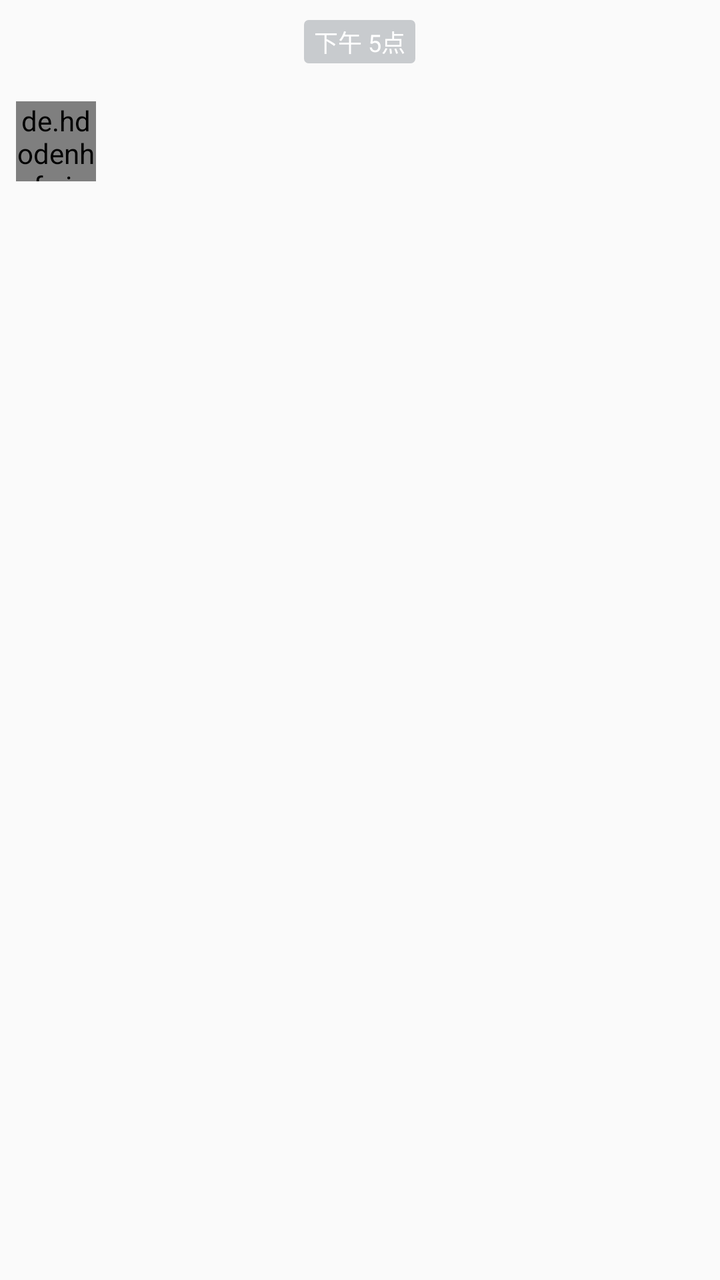
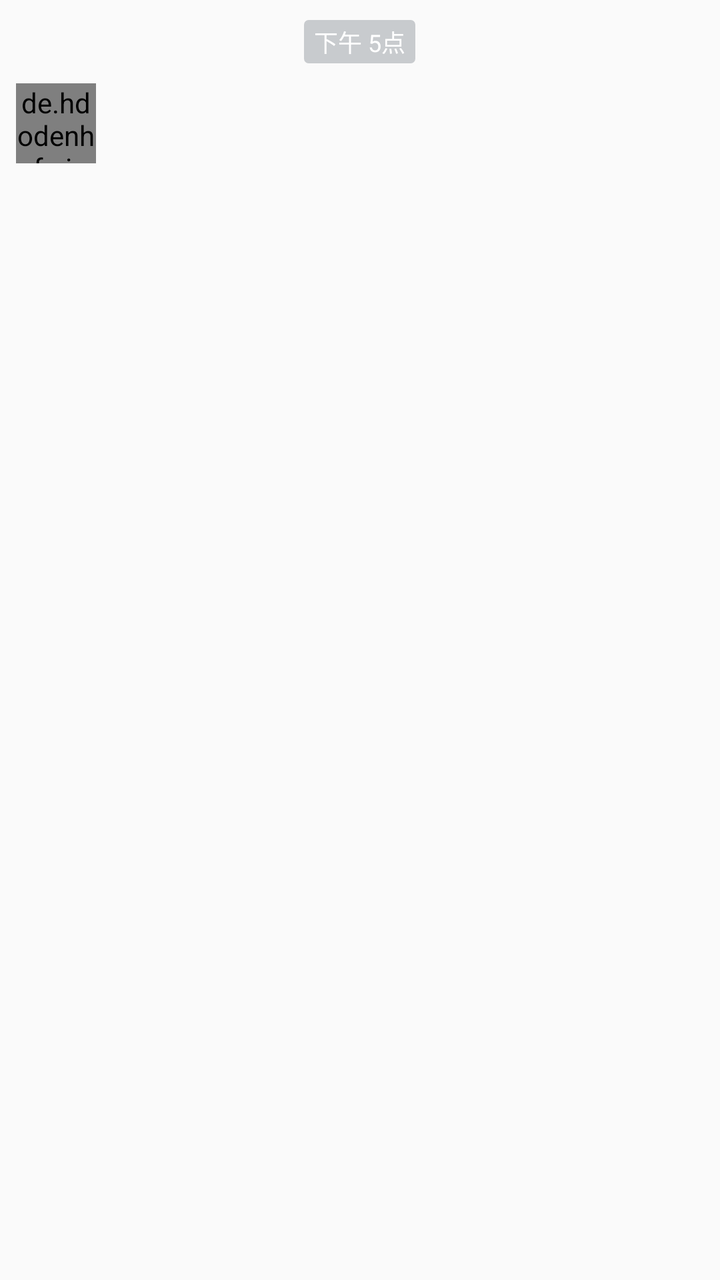

An Android layout rendered at two revisions. The XML below is the earlier revision; the diff shows what the commit changed to produce the second picture.
<!-- AndroidManifest.xml: application theme AppTheme -->
<!-- res/layout/conversation_item_message_container_receive.xml -->
<?xml version="1.0" encoding="utf-8"?>
<LinearLayout xmlns:android="http://schemas.android.com/apk/res/android"
    xmlns:tools="http://schemas.android.com/tools"
    android:id="@+id/messageRootLinearLayout"
    android:layout_width="match_parent"
    android:layout_height="wrap_content"
    android:orientation="vertical">

    

    <TextView
        android:id="@+id/timeTextView"
        android:layout_width="wrap_content"
        android:layout_height="wrap_content"
        android:layout_gravity="center_horizontal"
        android:layout_margin="10dp"
        android:background="@drawable/shape_notification_bg"
        android:gravity="center"
        android:paddingLeft="5dp"
        android:paddingTop="2dp"
        android:paddingRight="5dp"
        android:paddingBottom="2dp"
        android:text="下午 5点"
        android:textColor="#fff"
        android:textSize="12sp" />

    <LinearLayout
        android:layout_width="match_parent"
        android:layout_height="wrap_content"
        android:layout_gravity="left"
        android:orientation="horizontal"
        android:paddingLeft="5dp"
        android:paddingTop="5dp"
        android:paddingRight="5dp"
        android:paddingBottom="5dp">

        
        <include layout="@layout/include_avatar" />

        <LinearLayout
            android:layout_width="wrap_content"
            android:layout_height="wrap_content"
            android:orientation="vertical">

            

            <TextView
                android:id="@+id/nameTextView"
                android:layout_width="wrap_content"
                android:layout_height="wrap_content"
                android:layout_marginLeft="10dp"
                android:text="imndx"
                android:textColor="#666666"
                android:textSize="12sp"
                android:visibility="gone"
                tools:visibility="visible" />

            <LinearLayout
                android:layout_width="wrap_content"
                android:layout_height="wrap_content"
                android:gravity="center"
                android:orientation="horizontal">

                <FrameLayout
                    android:id="@+id/contentFrameLayout"
                    android:layout_width="wrap_content"
                    android:layout_height="wrap_content">

                    <ViewStub
                        android:id="@+id/contentViewStub"
                        android:layout_width="wrap_content"
                        android:layout_height="wrap_content" />

                </FrameLayout>

                <ProgressBar
                    android:id="@+id/progressBar"
                    style="?android:attr/progressBarStyleSmall"
                    android:layout_width="20dp"
                    android:layout_height="20dp"
                    android:layout_gravity="center"
                    android:layout_margin="5dp"
                    android:visibility="gone"
                    tools:visibility="visible" />

                <LinearLayout
                    android:id="@+id/errorLinearLayout"
                    android:layout_width="wrap_content"
                    android:layout_height="wrap_content"
                    android:layout_gravity="center"
                    android:visibility="gone"
                    tools:visibility="visible">

                    <include layout="@layout/include_error" />

                    <TextView
                        android:id="@+id/retryTextView"
                        android:layout_width="wrap_content"
                        android:layout_height="wrap_content"
                        android:layout_gravity="center"
                        android:text="重试"
                        android:visibility="gone"
                        tools:visibility="visible" />
                </LinearLayout>
            </LinearLayout>
        </LinearLayout>
    </LinearLayout>

</LinearLayout>
<!-- res/layout/include_avatar.xml (included above) -->
<?xml version="1.0" encoding="utf-8"?>
<de.hdodenhof.circleimageview.CircleImageView
    xmlns:app="http://schemas.android.com/apk/res-auto"
    xmlns:android="http://schemas.android.com/apk/res/android"
    android:id="@+id/portraitImageView"
    android:layout_width="40dp"
    android:layout_height="40dp"
    android:layout_marginTop="4dp"
    android:layout_marginLeft="3dp"
    android:layout_marginRight="3dp"
    android:focusable="false"
    android:focusableInTouchMode="false"
    android:scaleType="centerCrop"
    android:src="@mipmap/default_header"
    app:civ_border_width="1dp"
    app:civ_border_color="@color/gray"/>
<!-- res/layout/include_error.xml (included above) -->
<?xml version="1.0" encoding="utf-8"?>
<ImageView xmlns:android="http://schemas.android.com/apk/res/android"
    android:id="@+id/ivError"
    android:layout_width="20dp"
    android:layout_height="20dp"
    android:layout_gravity="center"
    android:layout_margin="5dp"
    android:src="@mipmap/img_error" />
<!-- resources referenced by this layout -->
<resources>
  <color name="gray">#D9D9D9</color>
  <!-- drawable shape_notification_bg (drawable) -->
  <?xml version="1.0" encoding="UTF-8"?>
  <shape xmlns:android="http://schemas.android.com/apk/res/android">
      <solid android:color="#C8CBCE" />
      <corners android:radius="2dip" />
      <stroke
          android:width="0.5dip"
          android:color="#C8CBCE" />
  </shape>
  <!-- mipmap default_header: png bitmap (mipmap-hdpi, 2807 bytes) -->
  <!-- mipmap img_error: png bitmap (mipmap-hdpi, 820 bytes) -->
  <style name="AppTheme" parent="Theme.AppCompat.DayNight.NoActionBar">
          
          <item name="colorPrimary">@color/colorPrimary</item>
          <item name="colorPrimaryDark">@color/colorPrimaryDark</item>
          <item name="colorAccent">@color/colorAccent</item>
          
          
          
          <item name="colorBackgroundFloating">@color/white</item>
      </style>
  <color name="colorPrimary">#3e64e4</color>
  <color name="colorPrimaryDark">#3e64e4</color>
  <color name="colorAccent">#7e7e7e</color>
  <color name="white">#ffffff</color>
</resources>

<!-- the commit's change to res/layout/conversation_item_message_container_receive.xml (unified diff, before → after) -->
@@ -30,7 +30,7 @@
         android:layout_gravity="left"
         android:orientation="horizontal"
         android:paddingLeft="5dp"
-        android:paddingTop="5dp"
+        android:paddingTop="0dp"
         android:paddingRight="5dp"
         android:paddingBottom="5dp">
 
@@ -115,7 +115,7 @@
     android:id="@+id/portraitImageView"
     android:layout_width="40dp"
     android:layout_height="40dp"
-    android:layout_marginTop="4dp"
+    android:layout_marginTop="0dp"
     android:layout_marginLeft="3dp"
     android:layout_marginRight="3dp"
     android:focusable="false"
